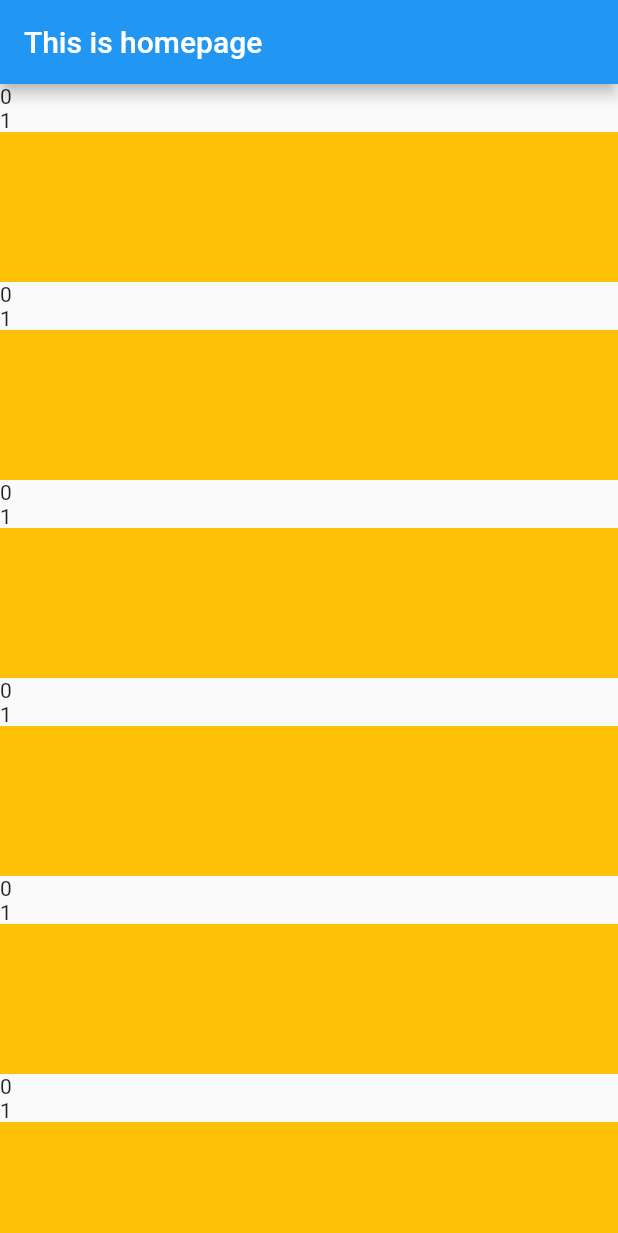
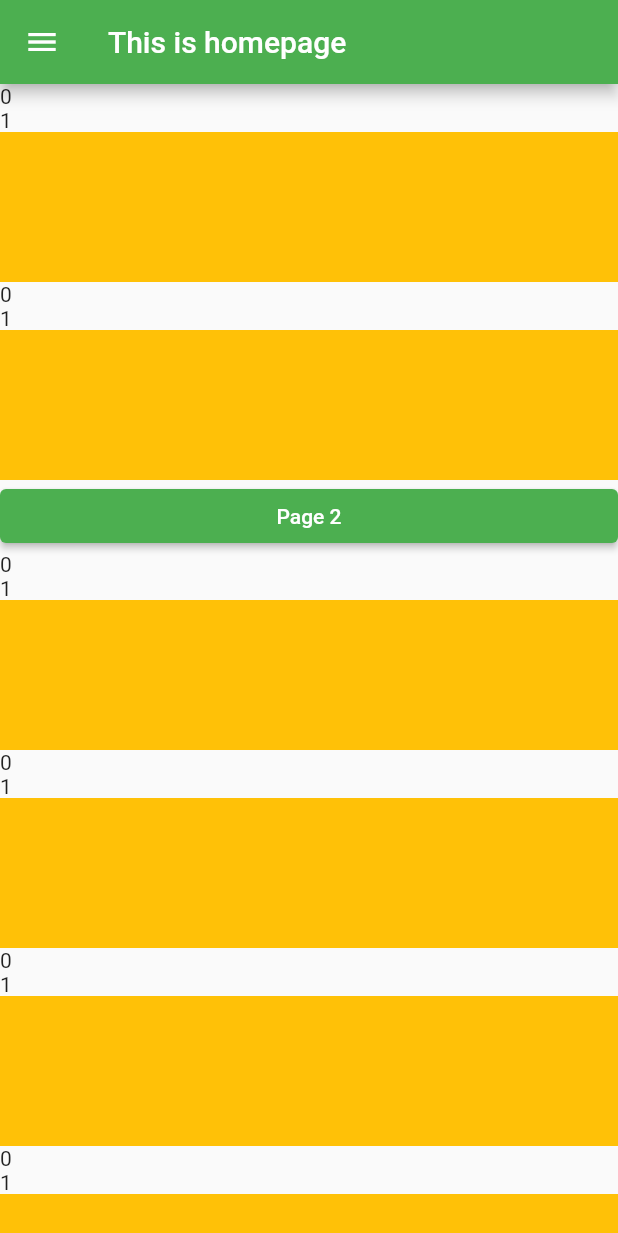
Before and after one commit to muzahidul190/first_flutter_app, a Flutter app: the screen it shows after launch, on a phone screen of 412 x 824 dp. Shown: the top 1233 px of the screen. Run offline on Flutter 3.47's test engine with Material 2 defaults, Android fonts, the phone set to English and light mode, and no system bars.

Commit message:
drawer added

```diff
--- a/lib/main.dart
+++ b/lib/main.dart
@@ -1,3 +1,4 @@
+import 'package:first_flutter_app/pageTwo.dart';
 import 'package:flutter/material.dart';
 
 void main() {
@@ -13,7 +14,7 @@ class MyApp extends StatelessWidget {
       debugShowCheckedModeBanner: false,
       title: 'My Application page',
       theme: ThemeData(
-        primarySwatch: Colors.blue,
+        primarySwatch: Colors.green,
       ),
       home: const MyHomePage(),
     );
@@ -31,66 +32,95 @@ class MyHomePage extends StatelessWidget {
       appBar: AppBar(
         title: const Text('This is homepage'),
       ),
+      drawer: Drawer(
+        child: Column(
+          children: <Widget>[
+            AppBar(
+              title: const Text('Choose'),
+              automaticallyImplyLeading: false,
+            ),
+            const ListTile(
+              leading: Icon(Icons.list),
+              title: Text('Item one'),
+            ),
+            const ListTile(
+              leading: Icon(Icons.add),
+              title: Text('Add item'),
+            ),
+            const ListTile(
+              leading: Icon(Icons.next_plan),
+              title: Text('Page Two'),
+            ),
+          ],
+        ),
+      ),
       body: ListView(
         children: [
-          Text('0'),
-          Text('1'),
+          const Text('0'),
+          const Text('1'),
           Container(
             height: 100,
             width: 50,
             color: Colors.amber,
           ),
-          Text('0'),
-          Text('1'),
+          const Text('0'),
+          const Text('1'),
           Container(
             height: 100,
             width: 50,
             color: Colors.amber,
           ),
-          Text('0'),
-          Text('1'),
+          ElevatedButton(
+            child: const Text('Page 2'),
+            onPressed: () {
+              Navigator.push(context,
+                  MaterialPageRoute(builder: (context) => const MyHomePage2()));
+            },
+          ),
+          const Text('0'),
+          const Text('1'),
           Container(
             height: 100,
             width: 50,
             color: Colors.amber,
           ),
-          Text('0'),
-          Text('1'),
+          const Text('0'),
+          const Text('1'),
           Container(
             height: 100,
             width: 50,
             color: Colors.amber,
           ),
-          Text('0'),
-          Text('1'),
+          const Text('0'),
+          const Text('1'),
           Container(
             height: 100,
             width: 50,
             color: Colors.amber,
           ),
-          Text('0'),
-          Text('1'),
+          const Text('0'),
+          const Text('1'),
           Container(
             height: 100,
             width: 50,
             color: Colors.amber,
           ),
-          Text('0'),
-          Text('1'),
+          const Text('0'),
+          const Text('1'),
           Container(
             height: 100,
             width: 50,
             color: Colors.amber,
           ),
-          Text('0'),
-          Text('1'),
+          const Text('0'),
+          const Text('1'),
           Container(
             height: 100,
             width: 50,
             color: Colors.amber,
           ),
-          Text('0'),
-          Text('1'),
+          const Text('0'),
+          const Text('1'),
           Container(
             height: 100,
             width: 50,
```
